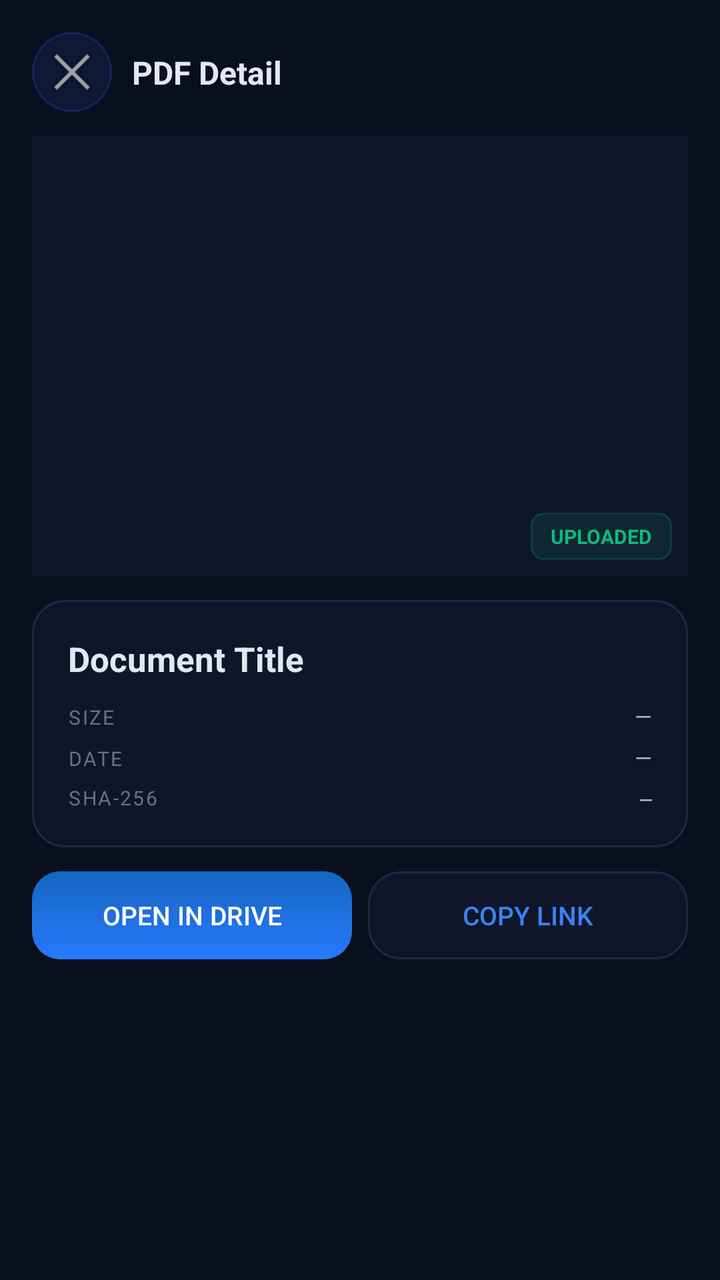
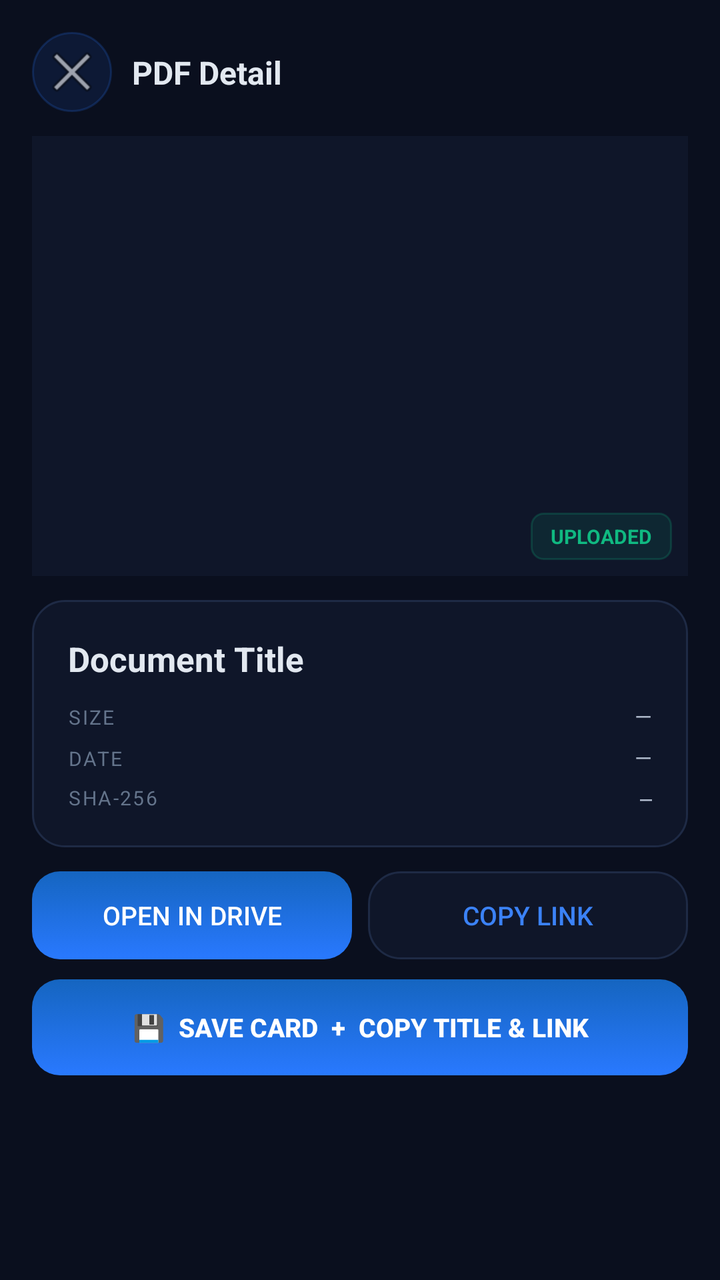

Screens rendered from an Android XML layout before and after an edit, with the pre-edit source and the edit as a unified diff.
<!-- AndroidManifest.xml: application theme Theme.Material3.DayNight.NoActionBar -->
<!-- res/layout/activity_pdf_detail.xml -->
<?xml version="1.0" encoding="utf-8"?>
<androidx.constraintlayout.widget.ConstraintLayout
    xmlns:android="http://schemas.android.com/apk/res/android"
    xmlns:app="http://schemas.android.com/apk/res-auto"
    android:layout_width="match_parent"
    android:layout_height="match_parent"
    android:background="#FF0A0F1E"
    android:filterTouchesWhenObscured="true">

    
    <ImageButton
        android:id="@+id/btn_close"
        android:layout_width="40dp"
        android:layout_height="40dp"
        android:src="@android:drawable/ic_menu_close_clear_cancel"
        android:background="@drawable/chip_bg"
        android:padding="8dp"
        android:contentDescription="Close"
        android:layout_marginTop="16dp"
        android:layout_marginStart="16dp"
        app:layout_constraintTop_toTopOf="parent"
        app:layout_constraintStart_toStartOf="parent" />

    <TextView
        android:id="@+id/tv_header"
        android:layout_width="0dp"
        android:layout_height="wrap_content"
        android:text="PDF Detail"
        android:textColor="#FFE2E8F0"
        android:textSize="16sp"
        android:textStyle="bold"
        android:gravity="center_vertical"
        android:layout_marginStart="10dp"
        android:layout_marginEnd="16dp"
        app:layout_constraintTop_toTopOf="@id/btn_close"
        app:layout_constraintBottom_toBottomOf="@id/btn_close"
        app:layout_constraintStart_toEndOf="@id/btn_close"
        app:layout_constraintEnd_toEndOf="parent" />

    
    <ImageView
        android:id="@+id/iv_cover"
        android:layout_width="0dp"
        android:layout_height="220dp"
        android:scaleType="centerCrop"
        android:background="#FF0F1629"
        android:layout_marginTop="12dp"
        android:layout_marginHorizontal="16dp"
        app:layout_constraintTop_toBottomOf="@id/btn_close"
        app:layout_constraintStart_toStartOf="parent"
        app:layout_constraintEnd_toEndOf="parent" />

    
    <TextView
        android:id="@+id/tv_no_cover"
        android:layout_width="0dp"
        android:layout_height="220dp"
        android:text="📄"
        android:textSize="64sp"
        android:gravity="center"
        android:background="#FF0F1629"
        android:visibility="gone"
        android:layout_marginTop="12dp"
        android:layout_marginHorizontal="16dp"
        app:layout_constraintTop_toBottomOf="@id/btn_close"
        app:layout_constraintStart_toStartOf="parent"
        app:layout_constraintEnd_toEndOf="parent" />

    
    <TextView
        android:id="@+id/tv_detail_status"
        android:layout_width="wrap_content"
        android:layout_height="wrap_content"
        android:text="UPLOADED"
        android:textColor="#FF10B981"
        android:textSize="10sp"
        android:textStyle="bold"
        android:background="@drawable/badge_uploaded"
        android:paddingHorizontal="10dp"
        android:paddingVertical="5dp"
        android:layout_marginEnd="24dp"
        android:layout_marginBottom="8dp"
        app:layout_constraintBottom_toBottomOf="@id/iv_cover"
        app:layout_constraintEnd_toEndOf="parent" />

    
    <LinearLayout
        android:id="@+id/ll_info"
        android:layout_width="0dp"
        android:layout_height="wrap_content"
        android:orientation="vertical"
        android:background="@drawable/panel_bg"
        android:padding="18dp"
        android:layout_marginTop="12dp"
        android:layout_marginHorizontal="16dp"
        app:layout_constraintTop_toBottomOf="@id/iv_cover"
        app:layout_constraintStart_toStartOf="parent"
        app:layout_constraintEnd_toEndOf="parent">

        
        <TextView
            android:id="@+id/tv_ai_title"
            android:layout_width="match_parent"
            android:layout_height="wrap_content"
            android:text="Document Title"
            android:textColor="#FFE2E8F0"
            android:textSize="17sp"
            android:textStyle="bold"
            android:lineSpacingMultiplier="1.3"
            android:layout_marginBottom="10dp" />

        
        <LinearLayout android:layout_width="match_parent" android:layout_height="wrap_content" android:orientation="horizontal" android:layout_marginBottom="6dp">
            <TextView android:layout_width="0dp" android:layout_height="wrap_content" android:layout_weight="1" android:text="SIZE" android:textColor="#FF64748B" android:textSize="10sp" android:letterSpacing="0.08" />
            <TextView android:id="@+id/tv_size" android:layout_width="wrap_content" android:layout_height="wrap_content" android:text="—" android:textColor="#FFB0BBCC" android:textSize="11sp" />
        </LinearLayout>
        <LinearLayout android:layout_width="match_parent" android:layout_height="wrap_content" android:orientation="horizontal" android:layout_marginBottom="6dp">
            <TextView android:layout_width="0dp" android:layout_height="wrap_content" android:layout_weight="1" android:text="DATE" android:textColor="#FF64748B" android:textSize="10sp" android:letterSpacing="0.08" />
            <TextView android:id="@+id/tv_detail_date" android:layout_width="wrap_content" android:layout_height="wrap_content" android:text="—" android:textColor="#FFB0BBCC" android:textSize="11sp" />
        </LinearLayout>
        <LinearLayout android:layout_width="match_parent" android:layout_height="wrap_content" android:orientation="horizontal">
            <TextView android:layout_width="0dp" android:layout_height="wrap_content" android:layout_weight="1" android:text="SHA-256" android:textColor="#FF64748B" android:textSize="10sp" android:letterSpacing="0.08" />
            <TextView android:id="@+id/tv_hash" android:layout_width="wrap_content" android:layout_height="wrap_content" android:text="—" android:textColor="#FFB0BBCC" android:textSize="10sp" android:fontFamily="monospace" />
        </LinearLayout>
    </LinearLayout>

    
    <LinearLayout
        android:id="@+id/ll_actions"
        android:layout_width="0dp"
        android:layout_height="wrap_content"
        android:orientation="horizontal"
        android:layout_marginTop="12dp"
        android:layout_marginHorizontal="16dp"
        app:layout_constraintTop_toBottomOf="@id/ll_info"
        app:layout_constraintStart_toStartOf="parent"
        app:layout_constraintEnd_toEndOf="parent">

        <Button
            android:id="@+id/btn_open_drive"
            android:layout_width="0dp"
            android:layout_height="44dp"
            android:layout_weight="1"
            android:text="Open in Drive"
            android:background="@drawable/btn_primary"
            android:textColor="#FFFFFFFF"
            android:textSize="13sp"
            android:stateListAnimator="@null"
            android:layout_marginEnd="8dp" />

        <Button
            android:id="@+id/btn_copy_link"
            android:layout_width="0dp"
            android:layout_height="44dp"
            android:layout_weight="1"
            android:text="Copy Link"
            android:background="@drawable/panel_bg"
            android:textColor="#FF3B82F6"
            android:textSize="13sp"
            android:stateListAnimator="@null" />

    </LinearLayout>

    
    <Button
        android:id="@+id/btn_save_cover"
        android:layout_width="0dp"
        android:layout_height="40dp"
        android:text="Save Cover to Gallery"
        android:background="@android:color/transparent"
        android:textColor="#FF64748B"
        android:textSize="12sp"
        android:layout_marginTop="4dp"
        android:layout_marginHorizontal="16dp"
        android:stateListAnimator="@null"
        android:visibility="gone"
        app:layout_constraintTop_toBottomOf="@id/ll_actions"
        app:layout_constraintStart_toStartOf="parent"
        app:layout_constraintEnd_toEndOf="parent" />

</androidx.constraintlayout.widget.ConstraintLayout>
<!-- resources referenced by this layout -->
<resources>
  <!-- drawable badge_uploaded (drawable) -->
  <?xml version="1.0" encoding="utf-8"?>
  <shape xmlns:android="http://schemas.android.com/apk/res/android" android:shape="rectangle">
      <solid android:color="#1A10B981" />
      <stroke android:width="1dp" android:color="#3310B981" />
      <corners android:radius="6dp" />
  </shape>
  <!-- drawable btn_primary (drawable) -->
  <?xml version="1.0" encoding="utf-8"?>
  <selector xmlns:android="http://schemas.android.com/apk/res/android">
      <item android:state_pressed="true">
          <shape android:shape="rectangle">
              <gradient android:angle="90" android:startColor="#FF1565C0" android:endColor="#FF0D47A1" />
              <corners android:radius="14dp" />
          </shape>
      </item>
      <item>
          <shape android:shape="rectangle">
              <gradient android:angle="90" android:startColor="#FF2979FF" android:endColor="#FF1565C0" />
              <corners android:radius="14dp" />
          </shape>
      </item>
  </selector>
  <!-- drawable chip_bg (drawable) -->
  <?xml version="1.0" encoding="utf-8"?>
  <shape xmlns:android="http://schemas.android.com/apk/res/android" android:shape="rectangle">
      <solid android:color="#1A2979FF" />
      <stroke android:width="1dp" android:color="#332979FF" />
      <corners android:radius="20dp" />
  </shape>
  <!-- drawable panel_bg (drawable) -->
  <?xml version="1.0" encoding="utf-8"?>
  <shape xmlns:android="http://schemas.android.com/apk/res/android" android:shape="rectangle">
      <solid android:color="#FF0F1629" />
      <stroke android:width="1dp" android:color="#FF1E2A45" />
      <corners android:radius="16dp" />
  </shape>
</resources>

<!-- the commit's change to res/layout/activity_pdf_detail.xml (unified diff, before → after) -->
@@ -163,19 +163,36 @@
 
     
     <Button
-        android:id="@+id/btn_save_cover"
+        android:id="@+id/btn_master_save"
         android:layout_width="0dp"
-        android:layout_height="40dp"
-        android:text="Save Cover to Gallery"
-        android:background="@android:color/transparent"
-        android:textColor="#FF64748B"
-        android:textSize="12sp"
-        android:layout_marginTop="4dp"
+        android:layout_height="48dp"
+        android:text="💾  Save Card  +  Copy Title &amp; Link"
+        android:background="@drawable/btn_primary"
+        android:textColor="#FFFFFFFF"
+        android:textSize="13sp"
+        android:textStyle="bold"
+        android:stateListAnimator="@null"
+        android:layout_marginTop="10dp"
         android:layout_marginHorizontal="16dp"
-        android:stateListAnimator="@null"
-        android:visibility="gone"
         app:layout_constraintTop_toBottomOf="@id/ll_actions"
         app:layout_constraintStart_toStartOf="parent"
         app:layout_constraintEnd_toEndOf="parent" />
 
+    
+    <Button
+        android:id="@+id/btn_save_cover"
+        android:layout_width="0dp"
+        android:layout_height="40dp"
+        android:text="Save Cover Only"
+        android:background="@android:color/transparent"
+        android:textColor="#FF64748B"
+        android:textSize="12sp"
+        android:layout_marginTop="2dp"
+        android:layout_marginHorizontal="16dp"
+        android:stateListAnimator="@null"
+        android:visibility="gone"
+        app:layout_constraintTop_toBottomOf="@id/btn_master_save"
+        app:layout_constraintStart_toStartOf="parent"
+        app:layout_constraintEnd_toEndOf="parent" />
+
 </androidx.constraintlayout.widget.ConstraintLayout>
